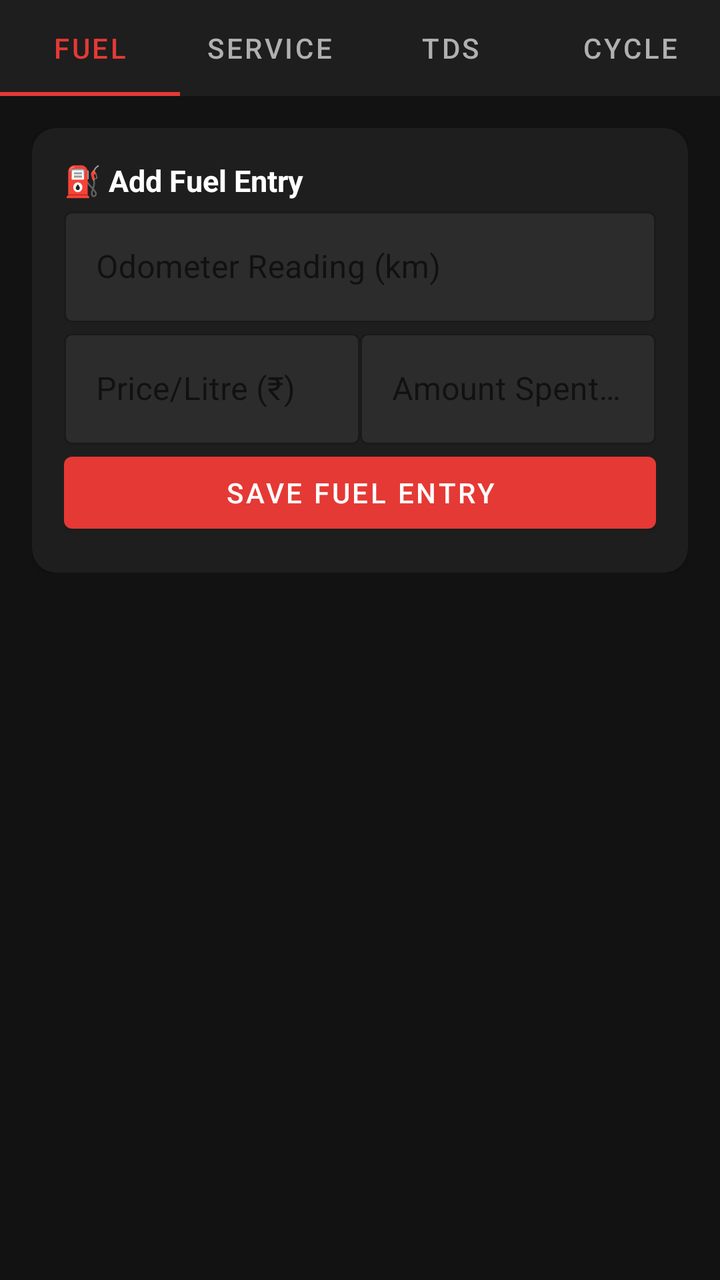
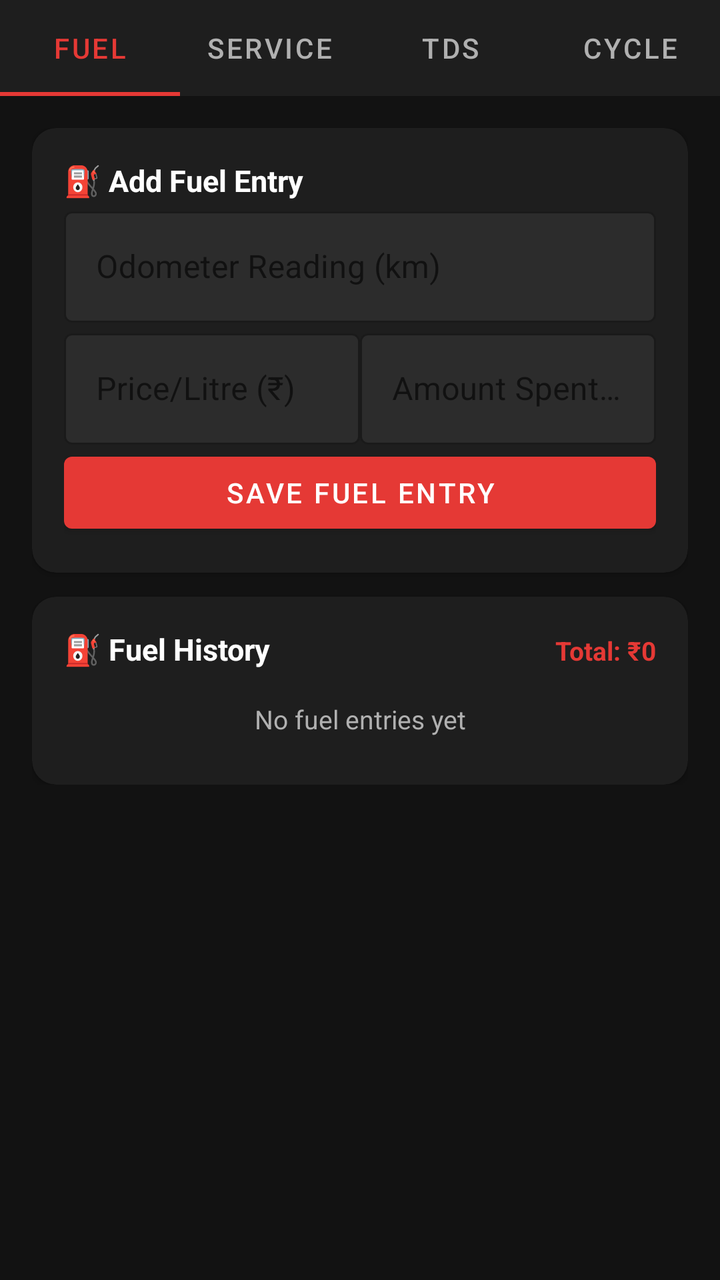

Screens rendered from an Android XML layout before and after an edit, with the pre-edit source and the edit as a unified diff.
<!-- AndroidManifest.xml: application theme Theme.DeliveryTracker -->
<!-- res/layout/fragment_expenses.xml -->
<?xml version="1.0" encoding="utf-8"?>
<LinearLayout
    xmlns:android="http://schemas.android.com/apk/res/android"
    xmlns:app="http://schemas.android.com/apk/res-auto"
    android:layout_width="match_parent"
    android:layout_height="match_parent"
    android:orientation="vertical"
    android:background="@color/background">

    <com.google.android.material.tabs.TabLayout
        android:id="@+id/tab_expense_mode"
        android:layout_width="match_parent"
        android:layout_height="48dp"
        android:background="@color/surface"
        app:tabTextColor="@color/text_secondary"
        app:tabSelectedTextColor="@color/primary"
        app:tabIndicatorColor="@color/primary">
        <com.google.android.material.tabs.TabItem android:text="Fuel"
            android:layout_width="wrap_content" android:layout_height="wrap_content"/>
        <com.google.android.material.tabs.TabItem android:text="Service"
            android:layout_width="wrap_content" android:layout_height="wrap_content"/>
        <com.google.android.material.tabs.TabItem android:text="TDS"
            android:layout_width="wrap_content" android:layout_height="wrap_content"/>
        <com.google.android.material.tabs.TabItem android:text="Cycle"
            android:layout_width="wrap_content" android:layout_height="wrap_content"/>
    </com.google.android.material.tabs.TabLayout>

    <androidx.core.widget.NestedScrollView
        android:layout_width="match_parent"
        android:layout_height="match_parent"
        android:padding="16dp">

        <LinearLayout
            android:layout_width="match_parent"
            android:layout_height="wrap_content"
            android:orientation="vertical"
            >

            
            <LinearLayout android:id="@+id/section_fuel"
                android:layout_width="match_parent" android:layout_height="wrap_content"
                android:orientation="vertical" >

                <androidx.cardview.widget.CardView android:layout_width="match_parent"
                    android:layout_height="wrap_content" app:cardBackgroundColor="@color/surface"
                    app:cardCornerRadius="12dp">
                    <LinearLayout android:layout_width="match_parent"
                        android:layout_height="wrap_content" android:orientation="vertical"
                        android:padding="16dp" >

                        <TextView android:layout_width="wrap_content"
                            android:layout_height="wrap_content" android:text="⛽ Add Fuel Entry"
                            android:textColor="@color/text_primary" android:textSize="15sp"
                            android:textStyle="bold"/>

                        <com.google.android.material.textfield.TextInputLayout
                            android:layout_width="match_parent" android:layout_height="wrap_content"
                            style="@style/Widget.MaterialComponents.TextInputLayout.OutlinedBox"
                            app:boxBackgroundColor="@color/surface_variant"
                            app:boxStrokeColor="@color/primary">
                            <com.google.android.material.textfield.TextInputEditText
                                android:id="@+id/et_fuel_odometer" android:hint="Odometer Reading (km)" android:layout_width="match_parent"
                                android:layout_height="wrap_content" android:inputType="numberDecimal"
                                android:textColor="@color/text_primary"/>
                        </com.google.android.material.textfield.TextInputLayout>

                        <LinearLayout android:layout_width="match_parent"
                            android:layout_height="wrap_content" android:orientation="horizontal"
                            >
                            <com.google.android.material.textfield.TextInputLayout
                                android:layout_width="0dp" android:layout_height="wrap_content"
                                android:layout_weight="1"
                                style="@style/Widget.MaterialComponents.TextInputLayout.OutlinedBox"
                                app:boxBackgroundColor="@color/surface_variant"
                                app:boxStrokeColor="@color/primary">
                                <com.google.android.material.textfield.TextInputEditText
                                    android:id="@+id/et_fuel_price" android:hint="Price/Litre (₹)" android:layout_width="match_parent"
                                    android:layout_height="wrap_content" android:inputType="numberDecimal"
                                    android:textColor="@color/text_primary"/>
                            </com.google.android.material.textfield.TextInputLayout>

                            <com.google.android.material.textfield.TextInputLayout
                                android:layout_width="0dp" android:layout_height="wrap_content"
                                android:layout_weight="1"
                                style="@style/Widget.MaterialComponents.TextInputLayout.OutlinedBox"
                                app:boxBackgroundColor="@color/surface_variant"
                                app:boxStrokeColor="@color/primary">
                                <com.google.android.material.textfield.TextInputEditText
                                    android:id="@+id/et_fuel_amount" android:hint="Amount Spent (₹)" android:layout_width="match_parent"
                                    android:layout_height="wrap_content" android:inputType="numberDecimal"
                                    android:textColor="@color/text_primary"/>
                            </com.google.android.material.textfield.TextInputLayout>
                        </LinearLayout>

                        <com.google.android.material.button.MaterialButton
                            android:id="@+id/btn_save_fuel" android:layout_width="match_parent"
                            android:layout_height="wrap_content" android:text="SAVE FUEL ENTRY"
                            app:backgroundTint="@color/primary"/>
                    </LinearLayout>
                </androidx.cardview.widget.CardView>
            </LinearLayout>

            
            <LinearLayout android:id="@+id/section_service"
                android:layout_width="match_parent" android:layout_height="wrap_content"
                android:orientation="vertical"  android:visibility="gone">

                <androidx.cardview.widget.CardView android:layout_width="match_parent"
                    android:layout_height="wrap_content" app:cardBackgroundColor="@color/surface"
                    app:cardCornerRadius="12dp">
                    <LinearLayout android:layout_width="match_parent"
                        android:layout_height="wrap_content" android:orientation="vertical"
                        android:padding="16dp" >

                        <TextView android:layout_width="wrap_content"
                            android:layout_height="wrap_content" android:text="🔧 Add Service Entry"
                            android:textColor="@color/text_primary" android:textSize="15sp"
                            android:textStyle="bold"/>

                        <com.google.android.material.textfield.TextInputLayout
                            android:layout_width="match_parent" android:layout_height="wrap_content"
                            style="@style/Widget.MaterialComponents.TextInputLayout.OutlinedBox"
                            app:boxBackgroundColor="@color/surface_variant"
                            app:boxStrokeColor="@color/primary">
                            <com.google.android.material.textfield.TextInputEditText
                                android:id="@+id/et_service_odometer" android:hint="Odometer Reading (km)" android:layout_width="match_parent"
                                android:layout_height="wrap_content" android:inputType="numberDecimal"
                                android:textColor="@color/text_primary"/>
                        </com.google.android.material.textfield.TextInputLayout>

                        <com.google.android.material.textfield.TextInputLayout
                            android:layout_width="match_parent" android:layout_height="wrap_content"
                            style="@style/Widget.MaterialComponents.TextInputLayout.OutlinedBox"
                            app:boxBackgroundColor="@color/surface_variant"
                            app:boxStrokeColor="@color/primary">
                            <com.google.android.material.textfield.TextInputEditText
                                android:id="@+id/et_service_amount" android:hint="Amount Spent (₹)" android:layout_width="match_parent"
                                android:layout_height="wrap_content" android:inputType="numberDecimal"
                                android:textColor="@color/text_primary"/>
                        </com.google.android.material.textfield.TextInputLayout>

                        <com.google.android.material.textfield.TextInputLayout
                            android:layout_width="match_parent" android:layout_height="wrap_content"
                            style="@style/Widget.MaterialComponents.TextInputLayout.OutlinedBox"
                            app:boxBackgroundColor="@color/surface_variant"
                            app:boxStrokeColor="@color/primary">
                            <com.google.android.material.textfield.TextInputEditText
                                android:id="@+id/et_service_details" android:hint="Details (e.g. Oil change)" android:layout_width="match_parent"
                                android:layout_height="wrap_content" android:inputType="textCapSentences"
                                android:textColor="@color/text_primary"/>
                        </com.google.android.material.textfield.TextInputLayout>

                        <com.google.android.material.button.MaterialButton
                            android:id="@+id/btn_save_service" android:layout_width="match_parent"
                            android:layout_height="wrap_content" android:text="SAVE SERVICE ENTRY"
                            app:backgroundTint="@color/primary"/>
                    </LinearLayout>
                </androidx.cardview.widget.CardView>
            </LinearLayout>

            
            <LinearLayout android:id="@+id/section_tds"
                android:layout_width="match_parent" android:layout_height="wrap_content"
                android:orientation="vertical"  android:visibility="gone">

                <androidx.cardview.widget.CardView android:layout_width="match_parent"
                    android:layout_height="wrap_content" app:cardBackgroundColor="@color/surface"
                    app:cardCornerRadius="12dp">
                    <LinearLayout android:layout_width="match_parent"
                        android:layout_height="wrap_content" android:orientation="vertical"
                        android:padding="16dp" >

                        <TextView android:layout_width="wrap_content"
                            android:layout_height="wrap_content" android:text="🧾 Add TDS Entry"
                            android:textColor="@color/text_primary" android:textSize="15sp"
                            android:textStyle="bold"/>

                        <TextView
                            android:id="@+id/et_tds_week"
                            android:layout_width="match_parent"
                            android:layout_height="48dp"
                            android:gravity="center_vertical"
                            android:paddingStart="16dp"
                            android:paddingEnd="16dp"
                            android:text="Tap to select week ▾"
                            android:textColor="@color/text_secondary"
                            android:textSize="14sp"
                            android:background="@drawable/bg_outlined_box"
                            android:layout_marginTop="4dp"
                            android:layout_marginBottom="4dp"
                            android:clickable="true"
                            android:focusable="true"/>

                        <com.google.android.material.textfield.TextInputLayout
                            android:layout_width="match_parent" android:layout_height="wrap_content"
                            style="@style/Widget.MaterialComponents.TextInputLayout.OutlinedBox"
                            app:boxBackgroundColor="@color/surface_variant"
                            app:boxStrokeColor="@color/primary">
                            <com.google.android.material.textfield.TextInputEditText
                                android:id="@+id/et_tds_amount" android:hint="TDS Amount (₹)" android:layout_width="match_parent"
                                android:layout_height="wrap_content" android:inputType="numberDecimal"
                                android:textColor="@color/text_primary"/>
                        </com.google.android.material.textfield.TextInputLayout>

                        <com.google.android.material.button.MaterialButton
                            android:id="@+id/btn_save_tds" android:layout_width="match_parent"
                            android:layout_height="wrap_content" android:text="SAVE TDS"
                            app:backgroundTint="@color/primary"/>
                    </LinearLayout>
                </androidx.cardview.widget.CardView>
                <androidx.cardview.widget.CardView android:layout_width="match_parent"
                    android:layout_height="wrap_content" app:cardBackgroundColor="@color/surface"
                    app:cardCornerRadius="12dp">
                    <LinearLayout android:layout_width="match_parent"
                        android:layout_height="wrap_content" android:orientation="vertical"
                        android:padding="16dp">

                        <LinearLayout android:layout_width="match_parent"
                            android:layout_height="wrap_content"
                            android:orientation="horizontal"
                            android:layout_marginBottom="8dp">
                            <TextView android:layout_width="0dp" android:layout_weight="1"
                                android:layout_height="wrap_content"
                                android:text="📋 Saved TDS Entries"
                                android:textColor="@color/text_primary" android:textSize="15sp"
                                android:textStyle="bold"/>
                            <TextView android:id="@+id/tv_tds_total"
                                android:layout_width="wrap_content"
                                android:layout_height="wrap_content"
                                android:text="Total: ₹0"
                                android:textColor="@color/primary"
                                android:textSize="13sp"
                                android:textStyle="bold"/>
                        </LinearLayout>

                        <TextView android:id="@+id/tv_tds_empty"
                            android:layout_width="match_parent"
                            android:layout_height="wrap_content"
                            android:text="No TDS entries yet"
                            android:textColor="@color/text_secondary"
                            android:textSize="13sp"
                            android:gravity="center"
                            android:paddingTop="8dp"
                            android:paddingBottom="8dp"
                            android:visibility="visible"/>

                        <LinearLayout android:id="@+id/ll_tds_entries"
                            android:layout_width="match_parent"
                            android:layout_height="wrap_content"
                            android:orientation="vertical"/>

                    </LinearLayout>
                </androidx.cardview.widget.CardView>
            </LinearLayout>

            
            <LinearLayout android:id="@+id/section_cycle"
                android:layout_width="match_parent" android:layout_height="wrap_content"
                android:orientation="vertical"  android:visibility="gone">

                <androidx.cardview.widget.CardView android:layout_width="match_parent"
                    android:layout_height="wrap_content" app:cardBackgroundColor="@color/surface"
                    app:cardCornerRadius="12dp">
                    <LinearLayout android:layout_width="match_parent"
                        android:layout_height="wrap_content" android:orientation="vertical"
                        android:padding="16dp" >

                        <TextView android:layout_width="wrap_content"
                            android:layout_height="wrap_content" android:text="🔄 Current Service Cycle"
                            android:textColor="@color/text_primary" android:textSize="15sp"
                            android:textStyle="bold"/>

                        <TextView android:id="@+id/tv_cycle_progress"
                            android:layout_width="wrap_content" android:layout_height="wrap_content"
                            android:textColor="@color/text_secondary" android:textSize="13sp"/>

                        <ProgressBar android:id="@+id/pb_cycle"
                            android:layout_width="match_parent" android:layout_height="8dp"
                            style="@style/Widget.AppCompat.ProgressBar.Horizontal"
                            android:progressTint="@color/primary"
                            android:progressBackgroundTint="@color/surface_variant"
                            android:max="100"
                            android:visibility="gone"/>

                        <View android:layout_width="match_parent" android:layout_height="1dp"
                            android:background="@color/divider"/>

                        <LinearLayout android:layout_width="match_parent"
                            android:layout_height="wrap_content" android:orientation="horizontal">
                            <TextView android:layout_width="0dp" android:layout_height="wrap_content"
                                android:layout_weight="1" android:text="Earnings this cycle"
                                android:textColor="@color/text_secondary" android:textSize="14sp"/>
                            <TextView android:id="@+id/tv_cycle_earnings"
                                android:layout_width="wrap_content" android:layout_height="wrap_content"
                                android:textColor="@color/positive" android:textSize="14sp"
                                android:textStyle="bold"/>
                        </LinearLayout>

                        
                        <LinearLayout android:layout_width="match_parent"
                            android:layout_height="wrap_content" android:orientation="horizontal"
                            android:layout_marginTop="4dp">
                            <TextView android:layout_width="0dp" android:layout_height="wrap_content"
                                android:layout_weight="1.4" android:text=""
                                android:textColor="@color/text_secondary" android:textSize="12sp"/>
                            <TextView android:layout_width="0dp" android:layout_height="wrap_content"
                                android:layout_weight="1" android:text="Allocated"
                                android:textColor="@color/text_secondary" android:textSize="11sp"
                                android:gravity="end"/>
                            <TextView android:layout_width="0dp" android:layout_height="wrap_content"
                                android:layout_weight="1" android:text="Used"
                                android:textColor="@color/text_secondary" android:textSize="11sp"
                                android:gravity="end"/>
                            <TextView android:layout_width="0dp" android:layout_height="wrap_content"
                                android:layout_weight="1" android:text="Remaining"
                                android:textColor="@color/text_secondary" android:textSize="11sp"
                                android:gravity="end"/>
                        </LinearLayout>

                        
                        <LinearLayout android:layout_width="match_parent"
                            android:layout_height="wrap_content" android:orientation="horizontal"
                            android:layout_marginTop="6dp">
                            <TextView android:layout_width="0dp" android:layout_height="wrap_content"
                                android:layout_weight="1.4" android:text="⛽ Fuel"
                                android:textColor="@color/text_secondary" android:textSize="14sp"/>
                            <TextView android:id="@+id/tv_cycle_fuel_allocated"
                                android:layout_width="0dp" android:layout_height="wrap_content"
                                android:layout_weight="1" android:gravity="end"
                                android:textColor="@color/text_primary" android:textSize="13sp"/>
                            <TextView android:id="@+id/tv_cycle_fuel_used"
                                android:layout_width="0dp" android:layout_height="wrap_content"
                                android:layout_weight="1" android:gravity="end"
                                android:textColor="@color/negative" android:textSize="13sp"/>
                            <TextView android:id="@+id/tv_cycle_fuel_remaining"
                                android:layout_width="0dp" android:layout_height="wrap_content"
                                android:layout_weight="1" android:gravity="end"
                                android:textSize="13sp" android:textStyle="bold"/>
                        </LinearLayout>

                        
                        <LinearLayout android:layout_width="match_parent"
                            android:layout_height="wrap_content" android:orientation="horizontal"
                            android:layout_marginTop="6dp">
                            <TextView android:layout_width="0dp" android:layout_height="wrap_content"
                                android:layout_weight="1.4" android:text="🔧 Service"
                                android:textColor="@color/text_secondary" android:textSize="14sp"/>
                            <TextView android:id="@+id/tv_cycle_service_allocated"
                                android:layout_width="0dp" android:layout_height="wrap_content"
                                android:layout_weight="1" android:gravity="end"
                                android:textColor="@color/text_primary" android:textSize="13sp"/>
                            <TextView android:id="@+id/tv_cycle_service_used"
                                android:layout_width="0dp" android:layout_height="wrap_content"
                                android:layout_weight="1" android:gravity="end"
                                android:textColor="@color/negative" android:textSize="13sp"/>
                            <TextView android:id="@+id/tv_cycle_service_remaining"
                                android:layout_width="0dp" android:layout_height="wrap_content"
                                android:layout_weight="1" android:gravity="end"
                                android:textSize="13sp" android:textStyle="bold"/>
                        </LinearLayout>

                        <com.google.android.material.button.MaterialButton
                            android:id="@+id/btn_new_cycle" android:layout_width="match_parent"
                            android:layout_height="wrap_content" android:text="START NEW CYCLE"
                            app:backgroundTint="@color/surface_variant"
                            style="@style/Widget.MaterialComponents.Button.OutlinedButton"/>

                        <com.google.android.material.button.MaterialButton
                            android:id="@+id/btn_end_cycle" android:layout_width="match_parent"
                            android:layout_height="wrap_content" android:text="🏁 END THIS CYCLE"
                            android:layout_marginTop="8dp"
                            app:backgroundTint="@color/negative"
                            android:visibility="gone"/>
                    </LinearLayout>
                </androidx.cardview.widget.CardView>

                
                <androidx.cardview.widget.CardView android:layout_width="match_parent"
                    android:layout_height="wrap_content" app:cardBackgroundColor="@color/surface"
                    app:cardCornerRadius="12dp" android:layout_marginTop="12dp">
                    <LinearLayout android:layout_width="match_parent"
                        android:layout_height="wrap_content" android:orientation="vertical"
                        android:padding="16dp">

                        <TextView android:layout_width="wrap_content"
                            android:layout_height="wrap_content"
                            android:text="📋 All Cycles"
                            android:textColor="@color/text_primary" android:textSize="15sp"
                            android:textStyle="bold" android:layout_marginBottom="8dp"/>

                        <TextView android:id="@+id/tv_cycles_empty"
                            android:layout_width="match_parent"
                            android:layout_height="wrap_content"
                            android:text="No cycles yet"
                            android:textColor="@color/text_secondary"
                            android:textSize="13sp"
                            android:gravity="center"
                            android:paddingTop="8dp"
                            android:paddingBottom="8dp"
                            android:visibility="gone"/>

                        <LinearLayout android:id="@+id/ll_cycles_list"
                            android:layout_width="match_parent"
                            android:layout_height="wrap_content"
                            android:orientation="vertical"/>
                    </LinearLayout>
                </androidx.cardview.widget.CardView>
            </LinearLayout>

            <View android:layout_width="match_parent" android:layout_height="80dp"/>
        </LinearLayout>
    </androidx.core.widget.NestedScrollView>
</LinearLayout>
<!-- resources referenced by this layout -->
<resources>
  <color name="background">#121212</color>
  <color name="divider">#333333</color>
  <color name="negative">#F44336</color>
  <color name="positive">#4CAF50</color>
  <color name="primary">#E53935</color>
  <color name="surface">#1E1E1E</color>
  <color name="surface_variant">#2C2C2C</color>
  <color name="text_primary">#FFFFFF</color>
  <color name="text_secondary">#B0B0B0</color>
  <!-- drawable bg_outlined_box (drawable) -->
  <?xml version="1.0" encoding="utf-8"?>
  <shape xmlns:android="http://schemas.android.com/apk/res/android"
      android:shape="rectangle">
      <corners android:radius="4dp"/>
      <stroke android:width="1dp" android:color="@color/primary"/>
      <solid android:color="@color/surface_variant"/>
  </shape>
  <style name="Theme.DeliveryTracker" parent="Theme.MaterialComponents.DayNight.NoActionBar">
          <item name="colorPrimary">@color/primary</item>
          <item name="colorPrimaryDark">@color/primary_dark</item>
          <item name="colorAccent">@color/colorAccent</item>
          <item name="android:windowBackground">@color/background</item>
          <item name="android:statusBarColor">@color/primary_dark</item>
          <item name="textInputStyle">@style/Widget.MaterialComponents.TextInputLayout.OutlinedBox</item>
      </style>
  <color name="primary_dark">#B71C1C</color>
  <color name="colorAccent">#FF5722</color>
</resources>

<!-- the commit's change to res/layout/fragment_expenses.xml (unified diff, before → after) -->
@@ -98,6 +98,37 @@
                             app:backgroundTint="@color/primary"/>
                     </LinearLayout>
                 </androidx.cardview.widget.CardView>
+
+                
+                <androidx.cardview.widget.CardView android:layout_width="match_parent"
+                    android:layout_height="wrap_content" app:cardBackgroundColor="@color/surface"
+                    app:cardCornerRadius="12dp" android:layout_marginTop="12dp">
+                    <LinearLayout android:layout_width="match_parent"
+                        android:layout_height="wrap_content" android:orientation="vertical"
+                        android:padding="16dp">
+                        <LinearLayout android:layout_width="match_parent"
+                            android:layout_height="wrap_content" android:orientation="horizontal"
+                            android:layout_marginBottom="8dp">
+                            <TextView android:layout_width="0dp" android:layout_weight="1"
+                                android:layout_height="wrap_content"
+                                android:text="⛽ Fuel History"
+                                android:textColor="@color/text_primary" android:textSize="15sp"
+                                android:textStyle="bold"/>
+                            <TextView android:id="@+id/tv_fuel_total"
+                                android:layout_width="wrap_content" android:layout_height="wrap_content"
+                                android:text="Total: ₹0" android:textColor="@color/primary"
+                                android:textSize="13sp" android:textStyle="bold"/>
+                        </LinearLayout>
+                        <TextView android:id="@+id/tv_fuel_empty"
+                            android:layout_width="match_parent" android:layout_height="wrap_content"
+                            android:text="No fuel entries yet" android:textColor="@color/text_secondary"
+                            android:textSize="13sp" android:gravity="center"
+                            android:paddingTop="8dp" android:paddingBottom="8dp"/>
+                        <LinearLayout android:id="@+id/ll_fuel_entries"
+                            android:layout_width="match_parent" android:layout_height="wrap_content"
+                            android:orientation="vertical"/>
+                    </LinearLayout>
+                </androidx.cardview.widget.CardView>
             </LinearLayout>
 
             
@@ -154,6 +185,37 @@
                             android:id="@+id/btn_save_service" android:layout_width="match_parent"
                             android:layout_height="wrap_content" android:text="SAVE SERVICE ENTRY"
                             app:backgroundTint="@color/primary"/>
+                    </LinearLayout>
+                </androidx.cardview.widget.CardView>
+
+                
+                <androidx.cardview.widget.CardView android:layout_width="match_parent"
+                    android:layout_height="wrap_content" app:cardBackgroundColor="@color/surface"
+                    app:cardCornerRadius="12dp" android:layout_marginTop="12dp">
+                    <LinearLayout android:layout_width="match_parent"
+                        android:layout_height="wrap_content" android:orientation="vertical"
+                        android:padding="16dp">
+                        <LinearLayout android:layout_width="match_parent"
+                            android:layout_height="wrap_content" android:orientation="horizontal"
+                            android:layout_marginBottom="8dp">
+                            <TextView android:layout_width="0dp" android:layout_weight="1"
+                                android:layout_height="wrap_content"
+                                android:text="🔧 Service History"
+                                android:textColor="@color/text_primary" android:textSize="15sp"
+                                android:textStyle="bold"/>
+                            <TextView android:id="@+id/tv_service_total"
+                                android:layout_width="wrap_content" android:layout_height="wrap_content"
+                                android:text="Total: ₹0" android:textColor="@color/primary"
+                                android:textSize="13sp" android:textStyle="bold"/>
+                        </LinearLayout>
+                        <TextView android:id="@+id/tv_service_empty"
+                            android:layout_width="match_parent" android:layout_height="wrap_content"
+                            android:text="No service entries yet" android:textColor="@color/text_secondary"
+                            android:textSize="13sp" android:gravity="center"
+                            android:paddingTop="8dp" android:paddingBottom="8dp"/>
+                        <LinearLayout android:id="@+id/ll_service_entries"
+                            android:layout_width="match_parent" android:layout_height="wrap_content"
+                            android:orientation="vertical"/>
                     </LinearLayout>
                 </androidx.cardview.widget.CardView>
             </LinearLayout>
